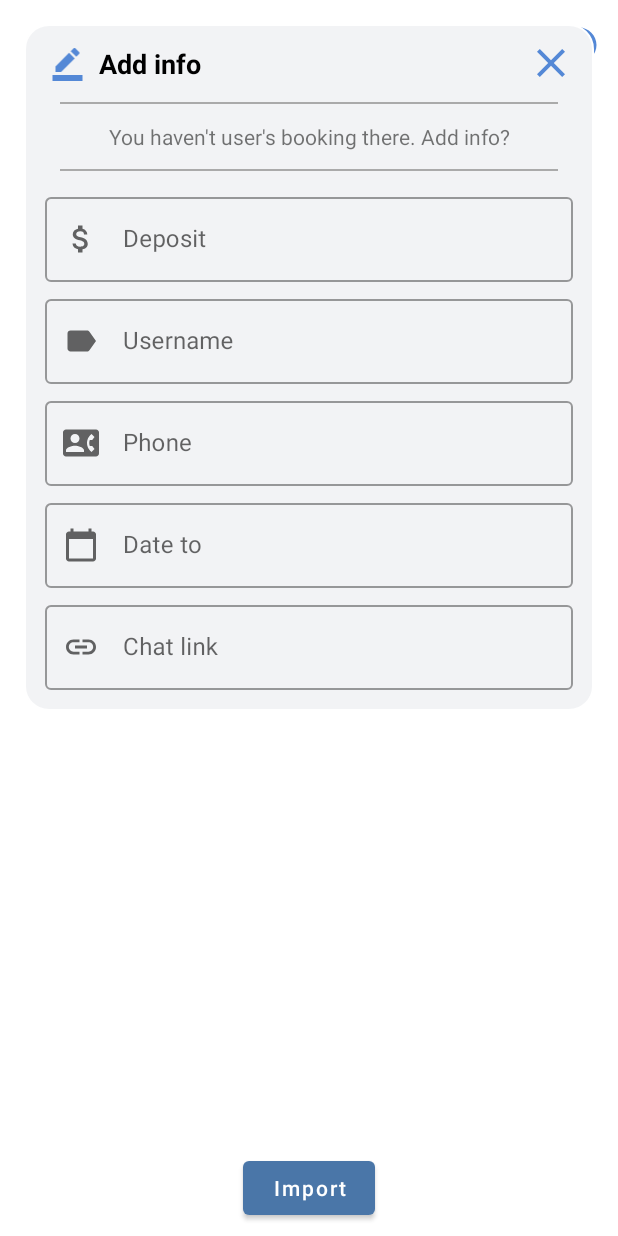
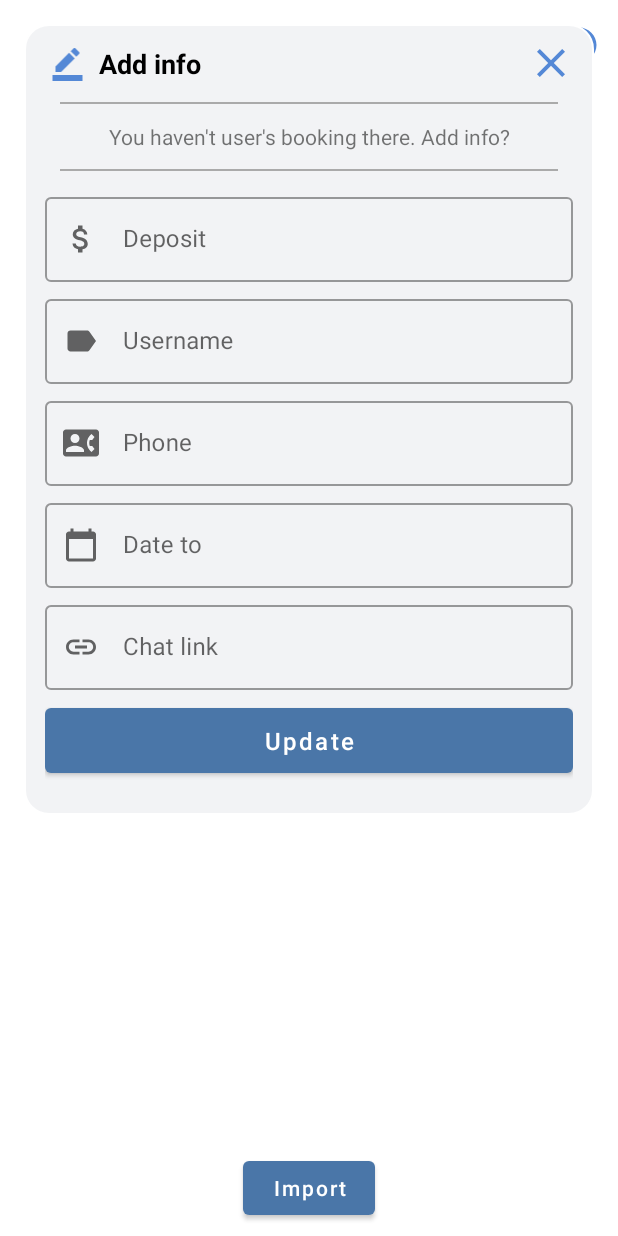
Before and after one commit to d3b8g/Landbord, an Android app: the fragment AddInfoFragment placed in its activity, on a phone screen of 412 x 824 dp. Run offline under Robolectric (Android 15) with nearby library versions, the phone set to English and light mode, and no system bars; our stand-ins replace navigation-ui; 7 statements that could not run were skipped.

Commit message:
same bugfixes and new_eddit

```diff
--- a/app/src/main/java/net/d3b8g/landbord/widgets/add_info/AddInfoViewModel.kt
+++ b/app/src/main/java/net/d3b8g/landbord/widgets/add_info/AddInfoViewModel.kt
@@ -4,5 +4,8 @@ import androidx.lifecycle.MutableLiveData
 import androidx.lifecycle.ViewModel
 
 class AddInfoViewModel : ViewModel() {
+
     val widgetSetState = MutableLiveData<Boolean>()
+
+    val chosenCalendarDate = MutableLiveData<String>()
 }
--- a/app/src/main/res/layout/widget_add_info.xml
+++ b/app/src/main/res/layout/widget_add_info.xml
@@ -147,5 +147,14 @@
                 android:maxLength="32"
                 android:maxLines="1" />
         </com.google.android.material.textfield.TextInputLayout>
+        <Button
+            android:id="@+id/update_add_info"
+            android:text="@string/update"
+            android:textAllCaps="false"
+            android:layout_marginTop="6dp"
+            android:textSize="16sp"
+            android:layout_marginBottom="8dp"
+            android:layout_width="match_parent"
+            android:layout_height="55dp"/>
     </LinearLayout>
 </LinearLayout>
--- a/app/src/main/res/values/strings.xml
+++ b/app/src/main/res/values/strings.xml
@@ -29,4 +29,7 @@
     <string name="chat_link">Chat link</string>
     <string name="empty_data">You haven\'t user\'s booking there. Add info?</string>
     <string name="date_early_error">Date cannot be early than now</string>
+    <string name="update">Update</string>
+    <string name="field_empty">Field is empty</string>
+    <string name="invalid_url">Invalid URL</string>
 </resources>
```
Also changed, not shown: app/src/main/java/net/d3b8g/landbord/components/DateStringConverter.kt (added, +10 -0 lines), app/src/main/java/net/d3b8g/landbord/ui/home/HomeFragment.kt (+6 -6 lines), app/src/main/java/net/d3b8g/landbord/widgets/add_info/AddInfoFragment.kt (+106 -14 lines).
